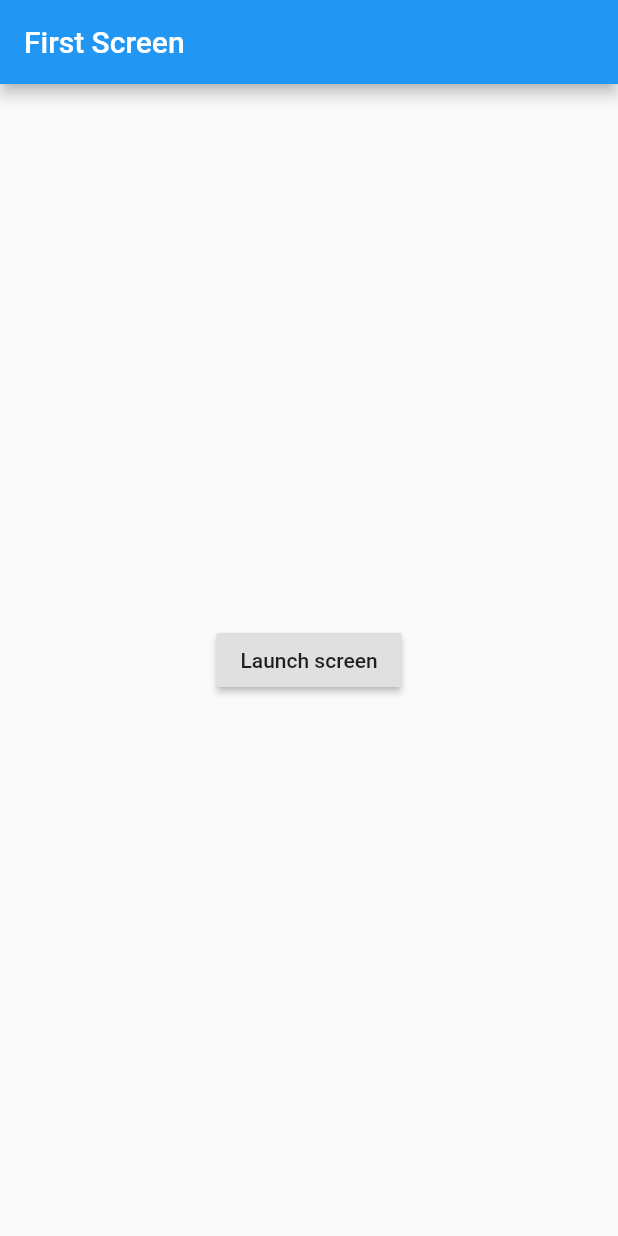
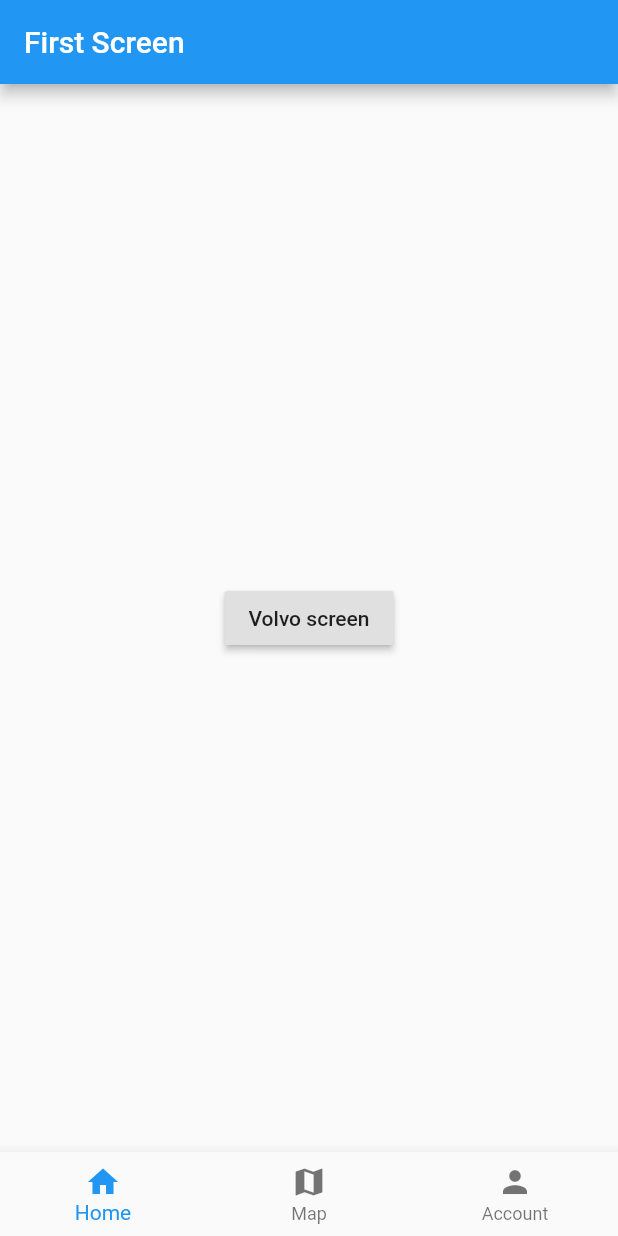
Before and after one commit to jfordnose64/volvoPedia, a Flutter app: the screen it shows after launch, on a phone screen of 412 x 824 dp. Run offline on Flutter 3.47's test engine with Material 2 defaults, Android fonts, the phone set to English and light mode, and no system bars.

Commit message:
new flutter work

```diff
--- /dev/null
+++ b/lib/Views/home.dart
@@ -0,0 +1,47 @@
+import 'package:flutter/material.dart';
+import 'package:volvoPedia/Views/models.dart';
+import 'package:volvoPedia/main.dart';
+
+class Home extends StatefulWidget {
+  @override
+  State<StatefulWidget> createState() {
+    return _HomeState();
+  }
+}
+
+class _HomeState extends State<Home> {
+  int _currentIndex = 0;
+
+  final List<Widget> _children = [FirstScreen(), SecondScreen(), Models()];
+
+  String name = 'Yes';
+
+  String CreateTitle() {
+    return "The name is " + this.name;
+  }
+
+  void onTabTapped(int index) {
+    setState(() {
+      _currentIndex = index;
+    });
+  }
+
+  @override
+  Widget build(BuildContext context) {
+    return Scaffold(
+      body: _children[_currentIndex], // new
+      bottomNavigationBar: BottomNavigationBar(
+        onTap: onTabTapped,
+        currentIndex: _currentIndex,
+        items: [
+          BottomNavigationBarItem(
+              icon: new Icon(Icons.home), title: new Text('Home')),
+          BottomNavigationBarItem(
+              icon: new Icon(Icons.map), title: new Text('Map')),
+          BottomNavigationBarItem(
+              icon: new Icon(Icons.person), title: new Text('Account'))
+        ],
+      ),
+    );
+  }
+}
--- /dev/null
+++ b/lib/app.dart
@@ -0,0 +1,9 @@
+import 'package:flutter/material.dart';
+import 'package:volvoPedia/Views/home.dart';
+
+class App extends StatelessWidget {
+  @override
+  Widget build(BuildContext context) {
+    return MaterialApp(initialRoute: '/', routes: {'/': (context) => Home()});
+  }
+}
--- a/lib/main.dart
+++ b/lib/main.dart
@@ -1,5 +1,8 @@
 import 'package:flutter/material.dart';
+import 'package:volvoPedia/Views/home.dart';
 import 'package:volvoPedia/Views/item.dart';
+import 'package:volvoPedia/Views/models.dart';
+import 'package:volvoPedia/app.dart';
 
 void main() {
   runApp(MyApp());
@@ -11,16 +14,26 @@ class MyApp extends StatelessWidget {
   Widget build(BuildContext context) {
     return MaterialApp(
       title: 'Named Routes Demo',
-      // Start the app with the "/" named route. In this case, the app starts
-      // on the FirstScreen widget.
       initialRoute: '/',
       routes: {
-        // When navigating to the "/" route, build the FirstScreen widget.
-        '/': (context) => FirstScreen(),
-        // When navigating to the "/second" route, build the SecondScreen widget.
+        '/': (context) => App(),
         '/second': (context) => SecondScreen(),
-        '/item': (context) => Item()
+        '/home': (context) => Home(),
+        '/models': (context) => Models()
       },
+      theme: ThemeData(
+          // This is the theme of your application.
+          //
+          // Try running your application with "flutter run". You'll see the
+          // application has a blue toolbar. Then, without quitting the app, try
+          // changing the primarySwatch below to Colors.green and then invoke
+          // "hot reload" (press "r" in the console where you ran "flutter run",
+          // or simply save your changes to "hot reload" in a Flutter IDE).
+          // Notice that the counter didn't reset back to zero; the application
+          // is not restarted.
+          primarySwatch: Colors.blueGrey,
+          brightness: Brightness.light,
+          primaryColor: Colors.grey),
     );
   }
 }
@@ -33,11 +46,15 @@ class FirstScreen extends StatelessWidget {
         title: Text('First Screen'),
       ),
       body: Center(
+        // children: <Widget> [
+        //   Text: ('Hello')
+        // ],
         child: RaisedButton(
-          child: Text('Launch screen'),
+          child: Text('Volvo screen'),
           onPressed: () {
-            // Navigate to the second screen using a named route.
-            Navigator.pushNamed(context, '/second');
+            // Navigate to the second screen when tapped.
+            Navigator.pushNamed(context, '/home');
+            //pushnamed is used to push to a named route
           },
         ),
       ),
@@ -52,7 +69,9 @@ class SecondScreen extends StatelessWidget {
       appBar: AppBar(
         title: Text("Second Screen"),
       ),
-      body: Center(),
+      body: Center(
+        child: Text('Second Page'),
+      ),
     );
   }
 }
```
Also changed, not shown: lib/Views/models.dart (added, +32 -0 lines).
